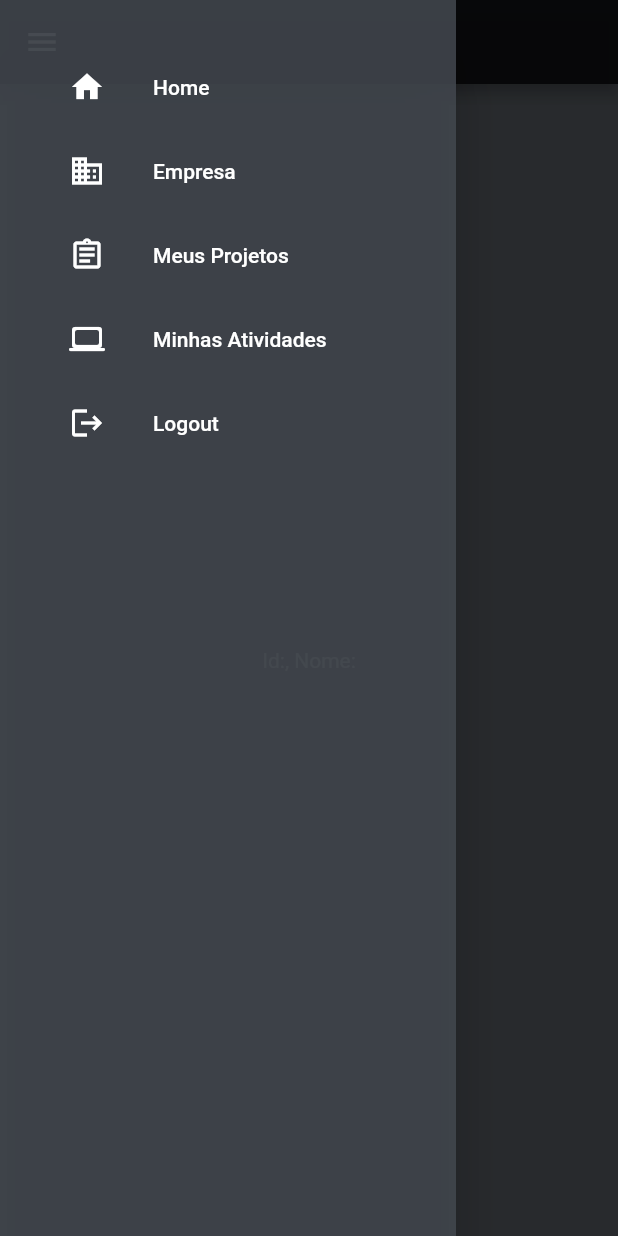
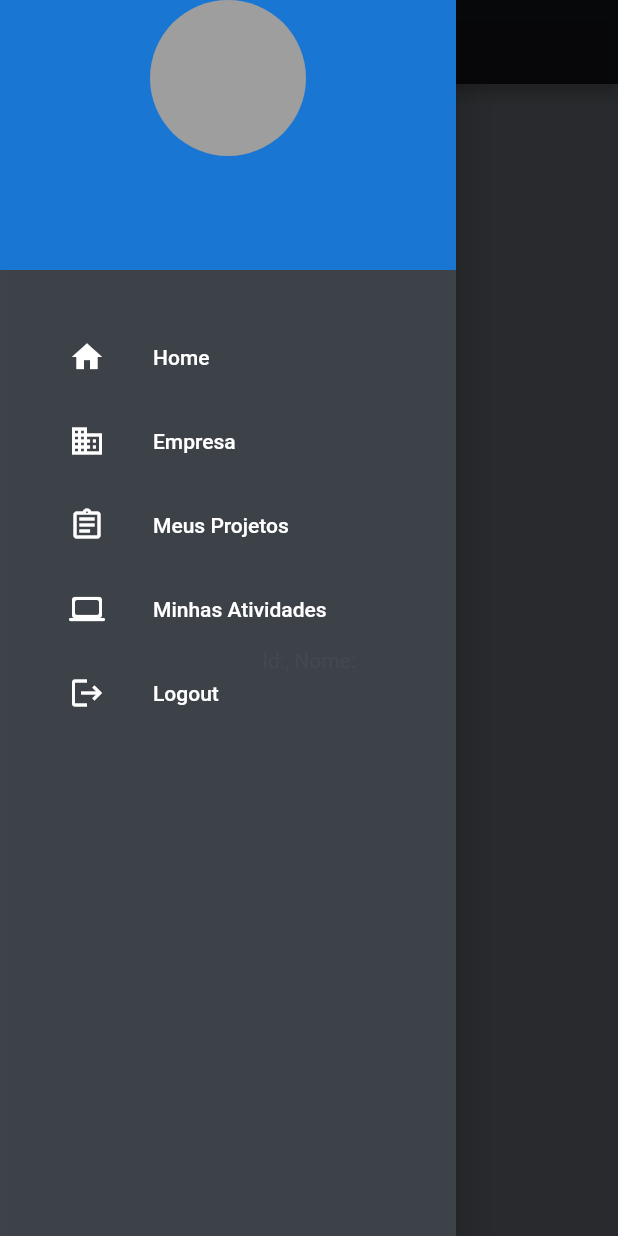
Before and after one commit to Andreibono/tcc_front, a Flutter app: the HomeScreen screen opened directly with empty values, with the side drawer open, on a phone screen of 412 x 824 dp. Run offline on Flutter 3.47's test engine with Material 2 defaults, Android fonts, the phone set to English and light mode, and no system bars.

Commit message:
Adicionado informações do usuário ao drawer.

```diff
--- a/lib/components/auth_form.dart
+++ b/lib/components/auth_form.dart
@@ -1,6 +1,5 @@
 import 'package:flutter/material.dart';
 import 'package:provider/provider.dart';
-import 'package:tcc_front/components/dialog.dart';
 import 'package:tcc_front/models/user.dart';
 
 import '../models/auth.dart';
--- a/lib/components/drawer_custom.dart
+++ b/lib/components/drawer_custom.dart
@@ -17,7 +17,23 @@ class DrawerCustom extends StatelessWidget {
         ),
       );
 
-  Widget buildHeader(BuildContext context) => Container();
+  Widget buildHeader(BuildContext context) => Material(
+      color: Colors.blue.shade700,
+      child: InkWell(onTap: (){
+        //navegação para a tela do usuário
+      },
+      child: Container(
+      padding: EdgeInsets.only(top: MediaQuery.of(context).padding.top, bottom: 24),
+      child: Column(
+        children: [
+          CircleAvatar(
+            radius: 52,
+            backgroundColor: Colors.grey,
+          ),
+          Text(user.name, style: TextStyle(fontSize: 28, color: Colors.white)),
+          Text(user.email, style: TextStyle(fontSize: 16, color: Colors.white))
+        ],
+      ))));
 
   Widget buildMenuItems(BuildContext context) => Container(
         padding: EdgeInsets.all(30),
@@ -32,8 +48,9 @@ class DrawerCustom extends StatelessWidget {
               onTap: () {
                 Navigator.pop(context);
 
-                Navigator.of(context)
-                    .pushNamedAndRemoveUntil(AppRoutes.HOME, (route) => false, arguments: user);
+                Navigator.of(context).pushNamedAndRemoveUntil(
+                    AppRoutes.HOME, (route) => false,
+                    arguments: user);
               },
             ),
             ListTile(
--- a/lib/screens/activities_screens/activity_report_screen.dart
+++ b/lib/screens/activities_screens/activity_report_screen.dart
@@ -115,7 +115,7 @@ class ActivityReportScreen extends StatelessWidget {
                       validator: (_difficulty) {
                         final difficulty = _difficulty ?? '';
                         if (difficulty == '') {
-                          return 'Descreva as suas dificuldades durante a atividade realizzada.';
+                          return 'Descreva as suas dificuldades durante a atividade realizada.';
                         }
                         return null;
                       },
--- a/lib/screens/activities_screens/activity_user_list_screen.dart
+++ b/lib/screens/activities_screens/activity_user_list_screen.dart
@@ -1,8 +1,8 @@
 import 'package:flutter/material.dart';
 
 import '../../components/app_bar_custom.dart';
-import '../../components/dialog.dart';
 import '../../models/user.dart';
+import '../../util/DialogUtils.dart';
 import '../../util/app_routes.dart';
 
 class ActivityUserList extends StatelessWidget {
@@ -24,7 +24,8 @@ class ActivityUserList extends StatelessWidget {
                   onTap: () {
                     user.open_activity = user.activitiesList[index].id;
                     user.activitiesList[index].status
-                        ? AlertDialogCustom(text: 'Atividade já encerrada!')
+                        ? DialogUtils.showCustomDialog(context,
+                          title: "Erro", content: "Atividade já foi encerrada!")
                         : Navigator.of(context).pushNamed(
                             AppRoutes.ACTIVITYREPORT,
                             arguments: user);
```
Also changed, not shown: lib/components/dialog.dart (deleted, +0 -19 lines).
